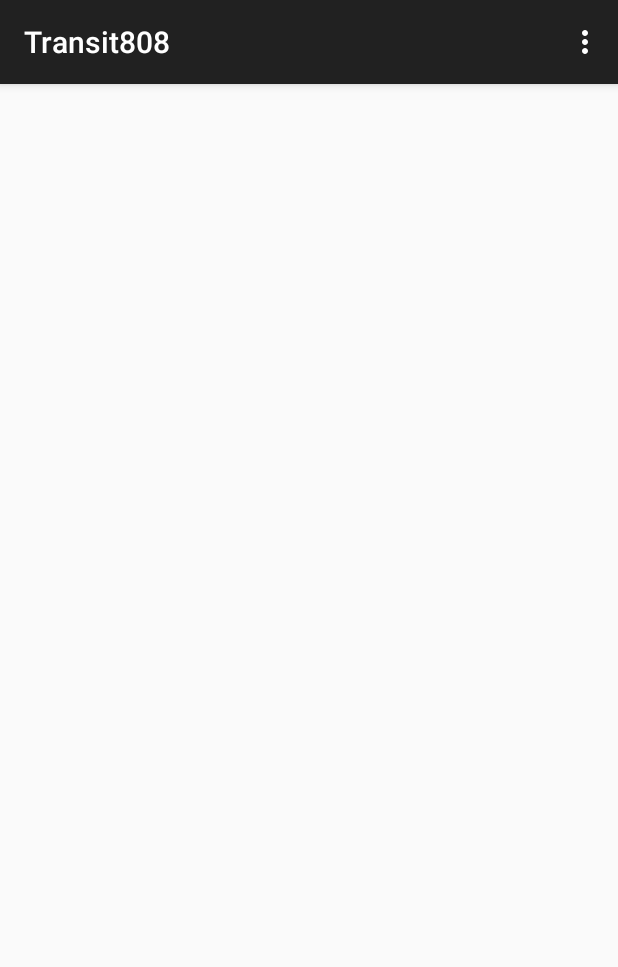
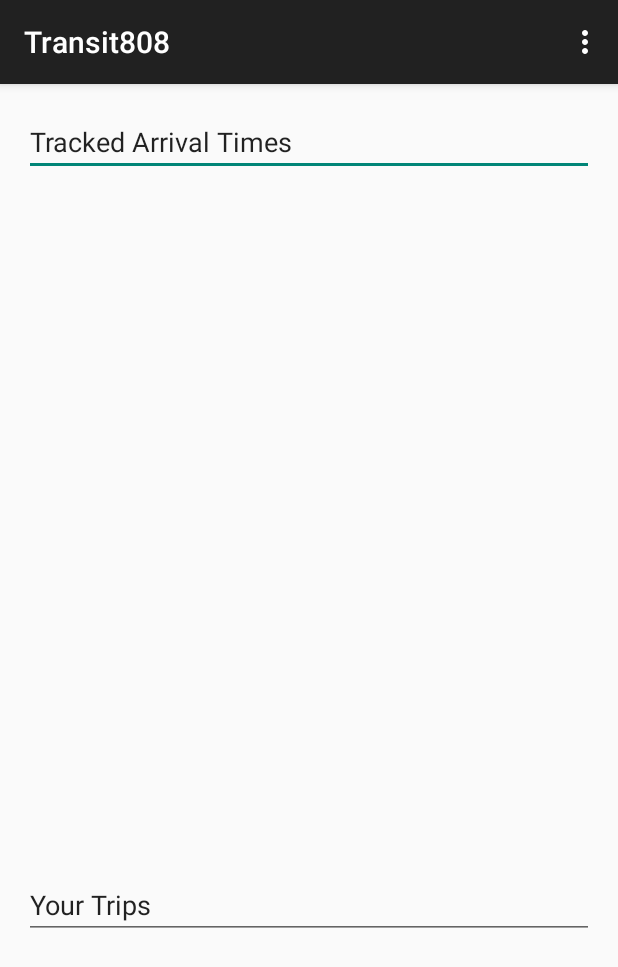
Before and after one commit to eduardgamiao/Transit808, an Android app: the screen it shows after launch (HomeScreen), on a phone screen of 412 x 824 dp. Shown: the top 967 px of the screen. Run offline under Robolectric (Android 15) with nearby library versions, the phone set to English and light mode, and no system bars.

Commit message:
Layout Test
Testing layout.

```diff
--- a/app/src/main/res/layout/activity_home_screen.xml
+++ b/app/src/main/res/layout/activity_home_screen.xml
@@ -5,4 +5,36 @@
     android:paddingTop="@dimen/activity_vertical_margin"
     android:paddingBottom="@dimen/activity_vertical_margin" tools:context=".HomeScreen">
 
+    <EditText
+        android:layout_width="wrap_content"
+        android:layout_height="wrap_content"
+        android:id="@+id/timeHeading"
+        android:layout_alignParentTop="true"
+        android:layout_alignParentLeft="true"
+        android:layout_alignParentStart="true"
+        android:layout_alignParentRight="true"
+        android:layout_alignParentEnd="true"
+        android:text="Tracked Arrival Times" />
+
+    <EditText
+        android:layout_width="wrap_content"
+        android:layout_height="wrap_content"
+        android:id="@+id/tripHeading"
+        android:text="Your Trips"
+        android:layout_alignParentBottom="true"
+        android:layout_alignParentLeft="true"
+        android:layout_alignParentStart="true"
+        android:layout_marginBottom="182dp"
+        android:layout_alignParentRight="true"
+        android:layout_alignParentEnd="true" />
+
+    <GridView
+        android:layout_width="wrap_content"
+        android:layout_height="wrap_content"
+        android:id="@+id/gridView"
+        android:layout_below="@+id/timeHeading"
+        android:layout_alignParentLeft="true"
+        android:layout_alignParentStart="true"
+        android:layout_above="@+id/tripHeading" />
+
 </RelativeLayout>
```
